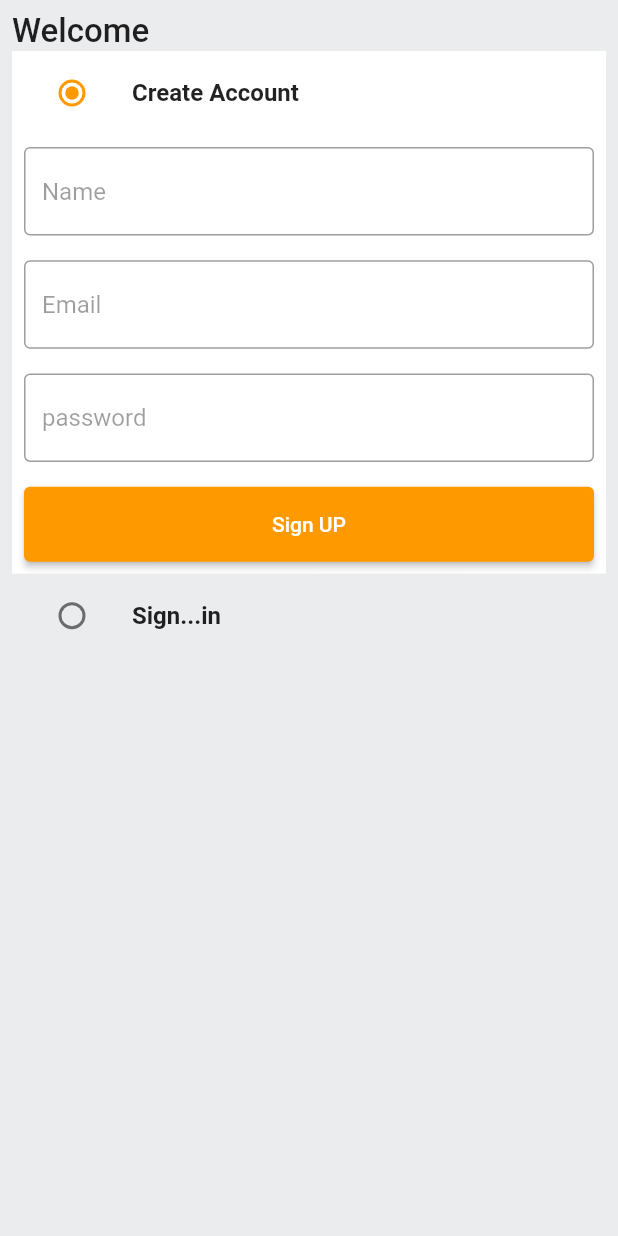
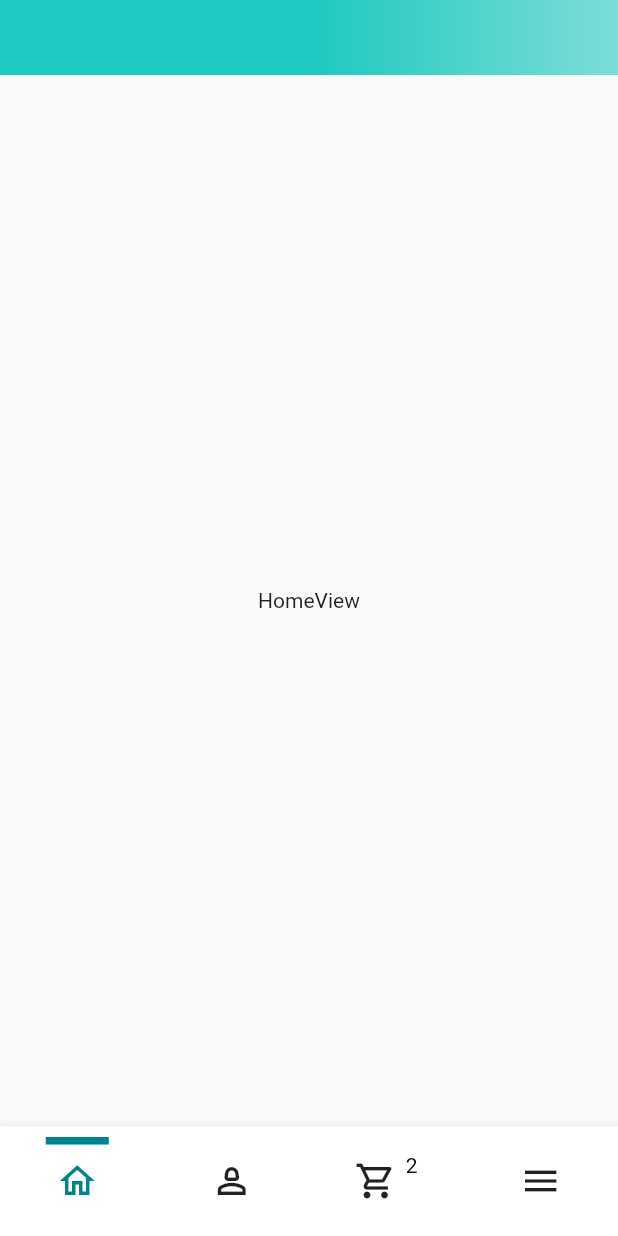
Before and after one commit to MohmaedSobhy/amazon, a Flutter app: the screen it shows after launch, on a phone screen of 412 x 824 dp. Run offline on Flutter 3.47's test engine with Material 2 defaults, Android fonts, the phone set to English and light mode, and no system bars; our stand-ins replace flutter_bloc, get.

Commit message:
started in HomeView

```diff
--- /dev/null
+++ b/lib/Feature/home/views/home_view.dart
@@ -0,0 +1,25 @@
+import 'package:amazon/core/theme/app_color.dart';
+import 'package:flutter/material.dart';
+
+class HomeView extends StatelessWidget {
+  const HomeView({super.key});
+
+  @override
+  Widget build(BuildContext context) {
+    return Scaffold(
+      appBar: PreferredSize(
+        preferredSize: const Size.fromHeight(50),
+        child: AppBar(
+          flexibleSpace: Container(
+            decoration: const BoxDecoration(
+              gradient: AppColor.appBarGradient,
+            ),
+          ),
+        ),
+      ),
+      body: const Center(
+        child: Text('HomeView'),
+      ),
+    );
+  }
+}
--- a/lib/amazon_clone.dart
+++ b/lib/amazon_clone.dart
@@ -1,6 +1,6 @@
 import 'package:amazon/Feature/Auth/controller/authincation_cubit.dart';
-import 'package:amazon/Feature/Auth/screens/authincation_screen.dart';
 import 'package:amazon/core/theme/app_color.dart';
+import 'package:amazon/core/widgets/bottom_bar.dart';
 import 'package:flutter/material.dart';
 import 'package:flutter_bloc/flutter_bloc.dart';
 import 'package:get/get.dart';
@@ -27,7 +27,7 @@ class AmazonApp extends StatelessWidget {
             ),
           ),
         ),
-        home: const AuthincationScreen(),
+        home: const BottomBar(),
       ),
     );
   }
--- /dev/null
+++ b/lib/core/constants.dart
@@ -0,0 +1,3 @@
+abstract class AppImages {
+  static final String appLogo = 'assets/images/amazon_in.png';
+}
--- a/lib/core/theme/app_color.dart
+++ b/lib/core/theme/app_color.dart
@@ -6,6 +6,7 @@ abstract class AppColor {
       Color.fromARGB(255, 29, 201, 192),
       Color.fromARGB(255, 125, 221, 216),
     ],
+
     stops: [0.5, 1.0],
   );
 
--- /dev/null
+++ b/lib/core/widgets/bottom_bar.dart
@@ -0,0 +1,134 @@
+import 'package:amazon/Feature/account/views/account_view.dart';
+import 'package:amazon/Feature/cart/views/cart_view.dart';
+import 'package:amazon/Feature/home/views/home_view.dart';
+import 'package:amazon/Feature/menu/views/menu_view.dart';
+import 'package:amazon/core/theme/app_color.dart';
+import 'package:flutter/material.dart';
+
+class BottomBar extends StatefulWidget {
+  const BottomBar({super.key});
+
+  @override
+  State<BottomBar> createState() => _BottomBarState();
+}
+
+class _BottomBarState extends State<BottomBar> {
+  int _page = 0;
+  double bottomBarWidth = 42;
+  double bottomBarBorderWidth = 5;
+
+  final List _pages = [
+    const HomeView(),
+    const AccountView(),
+    const CartView(),
+    const MenuView(),
+  ];
+
+  @override
+  Widget build(BuildContext context) {
+    return Scaffold(
+      bottomNavigationBar: BottomNavigationBar(
+        currentIndex: _page,
+        selectedItemColor: AppColor.selectedNavBarColor,
+        unselectedItemColor: AppColor.unselectedNavBarColor,
+        backgroundColor: AppColor.backgroundColor,
+        iconSize: 28,
+        onTap: (value) {
+          setState(() {
+            _page = value;
+          });
+        },
+        type: BottomNavigationBarType.fixed,
+        items: [
+          BottomNavigationBarItem(
+            label: '',
+            icon: Container(
+              padding: const EdgeInsets.only(top: 10),
+              width: bottomBarWidth,
+              decoration: BoxDecoration(
+                border: Border(
+                  top: BorderSide(
+                    color: _page == 0
+                        ? AppColor.selectedNavBarColor
+                        : AppColor.backgroundColor,
+                    width: bottomBarBorderWidth,
+                  ),
+                ),
+              ),
+              child: const Icon(
+                Icons.home_outlined,
+              ),
+            ),
+          ),
+          BottomNavigationBarItem(
+            label: '',
+            icon: Container(
+              padding: const EdgeInsets.only(top: 10),
+              width: bottomBarWidth,
+              decoration: BoxDecoration(
+                border: Border(
+                  top: BorderSide(
+                    color: _page == 1
+                        ? AppColor.selectedNavBarColor
+                        : AppColor.backgroundColor,
+                    width: bottomBarBorderWidth,
+                  ),
+                ),
+              ),
+              child: const Icon(
+                Icons.person_2_outlined,
+              ),
+            ),
+          ),
+          BottomNavigationBarItem(
+            label: '',
+            icon: Container(
+              padding: const EdgeInsets.only(top: 10),
+              width: bottomBarWidth,
+              decoration: BoxDecoration(
+                border: Border(
+                  top: BorderSide(
+                    color: _page == 2
+                        ? AppColor.selectedNavBarColor
+                        : AppColor.backgroundColor,
+                    width: bottomBarBorderWidth,
+                  ),
+                ),
+              ),
+              child: const Badge(
+                label: Text('2'),
+                textStyle: TextStyle(),
+                textColor: Colors.black,
+                backgroundColor: Colors.transparent,
+                child: Icon(
+                  Icons.shopping_cart_outlined,
+                ),
+              ),
+            ),
+          ),
+          BottomNavigationBarItem(
+            label: '',
+            icon: Container(
+              padding: const EdgeInsets.only(top: 10),
+              width: bottomBarWidth,
+              decoration: BoxDecoration(
+                border: Border(
+                  top: BorderSide(
+                    color: _page == 3
+                        ? AppColor.selectedNavBarColor
+                        : AppColor.backgroundColor,
+                    width: bottomBarBorderWidth,
+                  ),
+                ),
+              ),
+              child: const Icon(
+                Icons.menu_outlined,
+              ),
+            ),
+          ),
+        ],
+      ),
+      body: _pages[_page],
+    );
+  }
+}
```
Also changed, not shown: assets/applepay.json (added, +33 -0 lines), assets/gpay.json (added, +37 -0 lines), lib/Feature/account/views/account_view.dart (added, +91 -0 lines), lib/Feature/cart/views/cart_view.dart (added, +26 -0 lines), lib/Feature/menu/views/menu_view.dart (added, +25 -0 lines), pubspec.yaml (+5 -4 lines), assets/images/amazon_in.png (added), assets/images/appliances.jpeg (added), assets/images/books.jpeg (added), assets/images/electronics.jpeg (added), assets/images/essentials.jpeg (added), assets/images/fashion.jpeg (added), assets/images/mobiles.jpeg (added), pubspec.lock.
